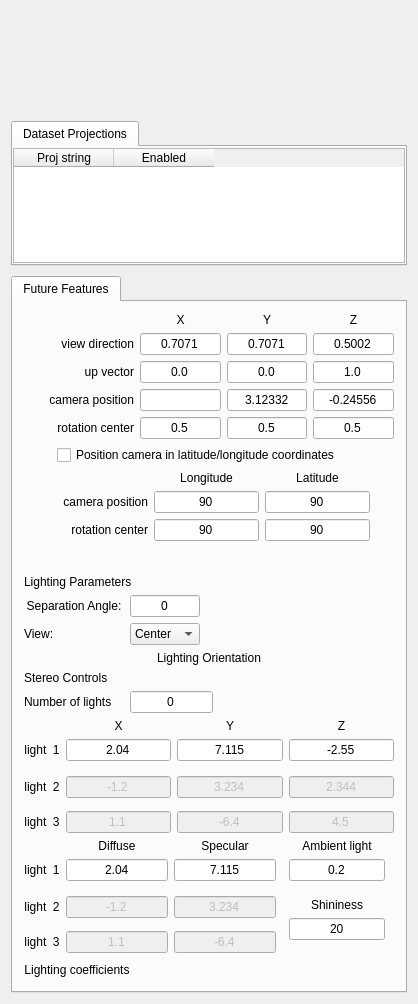
First picture: the form in apps/vaporgui/NavigationTab.ui, repository NCAR/VAPOR, before the edit.
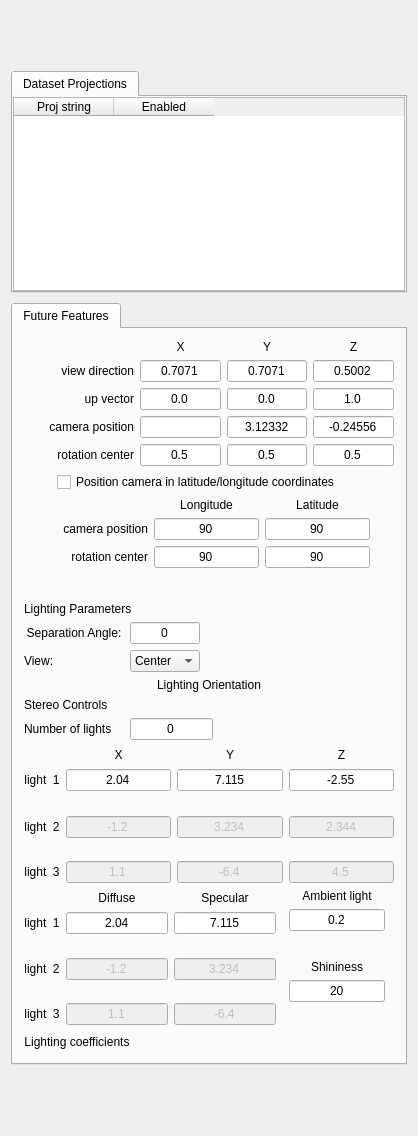
Second picture: the form after the edit. Custom widgets are drawn as their Qt base class.

```diff
--- a/apps/vaporgui/NavigationTab.ui
+++ b/apps/vaporgui/NavigationTab.ui
@@ -7,7 +7,7 @@
     <x>0</x>
     <y>0</y>
     <width>418</width>
-    <height>1004</height>
+    <height>1136</height>
    </rect>
   </property>
   <property name="sizePolicy">
@@ -42,10 +42,13 @@
   </property>
   <layout class="QHBoxLayout" name="horizontalLayout">
    <item>
-    <layout class="QVBoxLayout" name="verticalLayout" stretch="0,0,0">
+    <layout class="QVBoxLayout" name="verticalLayout" stretch="0,0,0,0">
      <property name="spacing">
       <number>10</number>
      </property>
+     <property name="bottomMargin">
+      <number>0</number>
+     </property>
      <item>
       <widget class="TransformTable" name="transformTable" native="true">
        <property name="sizePolicy">
@@ -57,7 +60,7 @@
        <property name="minimumSize">
         <size>
          <width>0</width>
-         <height>100</height>
+         <height>50</height>
         </size>
        </property>
        <property name="maximumSize">
@@ -107,10 +110,16 @@
          </property>
          <item>
           <widget class="QTableWidget" name="datasetProjectionTable">
+           <property name="sizePolicy">
+            <sizepolicy hsizetype="Expanding" vsizetype="Minimum">
+             <horstretch>0</horstretch>
+             <verstretch>0</verstretch>
+            </sizepolicy>
+           </property>
            <property name="maximumSize">
             <size>
              <width>16777215</width>
-             <height>115</height>
+             <height>16777215</height>
             </size>
            </property>
            <column>
@@ -2409,6 +2418,19 @@
        </widget>
       </widget>
      </item>
+     <item>
+      <spacer name="verticalSpacer">
+       <property name="orientation">
+        <enum>Qt::Vertical</enum>
+       </property>
+       <property name="sizeHint" stdset="0">
+        <size>
+         <width>20</width>
+         <height>40</height>
+        </size>
+       </property>
+      </spacer>
+     </item>
     </layout>
    </item>
   </layout>
```
